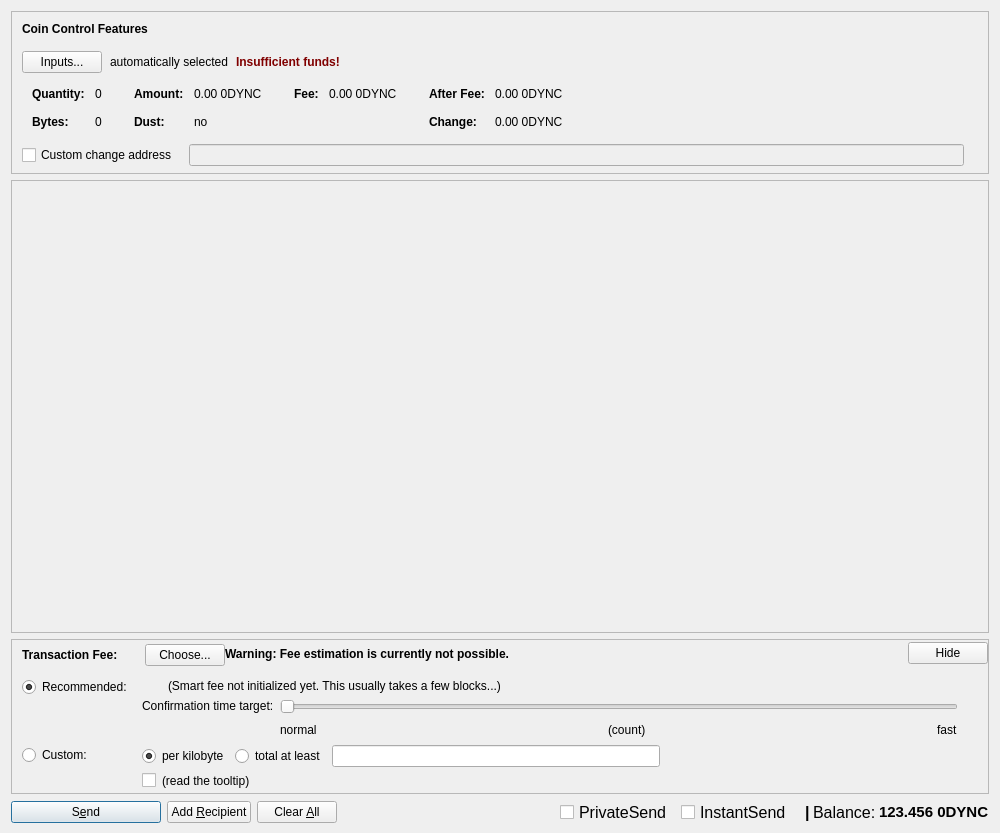
Zero-Dynamics/cash-core, file src/qt/forms/sendcoinsdialog.ui: the form before one commit.
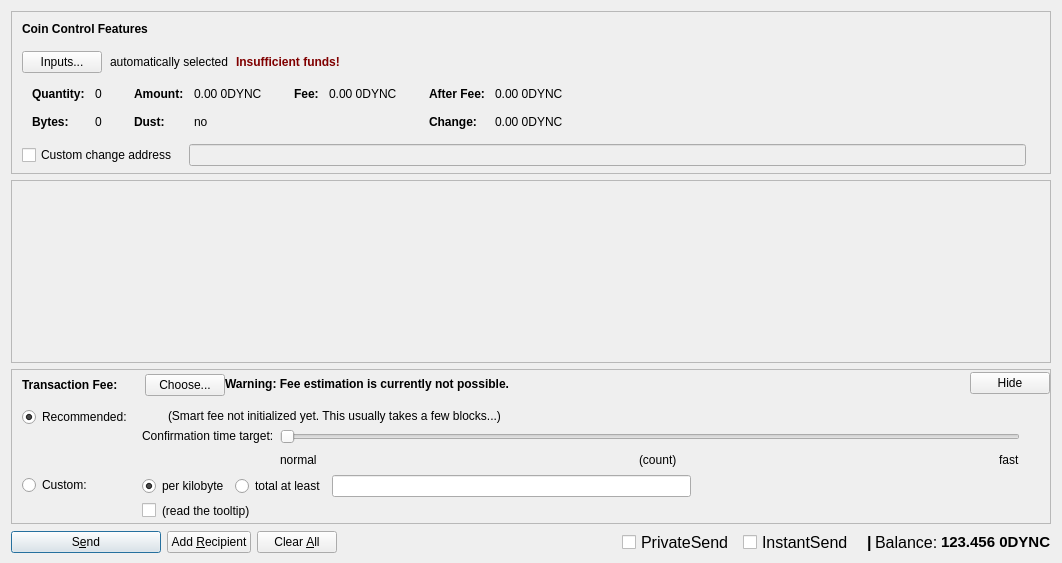
The form after the commit. Icons and pictures are not drawn. Custom widgets are drawn as their Qt base class.

Patch:
```diff
--- a/src/qt/forms/sendcoinsdialog.ui
+++ b/src/qt/forms/sendcoinsdialog.ui
@@ -6,8 +6,8 @@
    <rect>
     <x>0</x>
     <y>0</y>
-    <width>1000</width>
-    <height>833</height>
+    <width>1062</width>
+    <height>563</height>
    </rect>
   </property>
   <property name="windowTitle">
```
